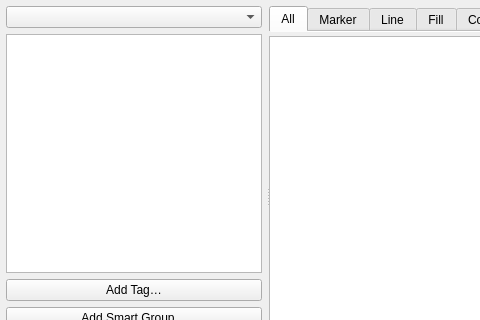
Old version of the form src/ui/qgsstylemanagerdialogbase.ui in the repository qgis/QGIS; both pictures show x 0 to 480 and y 0 to 320 of the 950 by 419 pixel window.
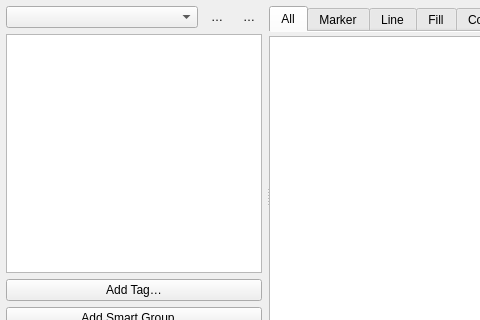
New version of the form. Icons and pictures are not drawn. Custom widgets are drawn as their Qt base class.

Commit message: Add buttons for loading and creating styles to Style Manager dialog too

What changed in the file:
```diff
--- a/src/ui/qgsstylemanagerdialogbase.ui
+++ b/src/ui/qgsstylemanagerdialogbase.ui
@@ -57,7 +57,7 @@
        <property name="bottomMargin">
         <number>0</number>
        </property>
-       <item row="2" column="0">
+       <item row="3" column="0">
         <widget class="QPushButton" name="btnAddTag">
          <property name="text">
           <string>Add Tag…</string>
@@ -67,7 +67,7 @@
          </property>
         </widget>
        </item>
-       <item row="3" column="0">
+       <item row="4" column="0">
         <widget class="QPushButton" name="btnAddSmartgroup">
          <property name="text">
           <string>Add Smart Group…</string>
@@ -77,7 +77,7 @@
          </property>
         </widget>
        </item>
-       <item row="4" column="0">
+       <item row="5" column="0">
         <widget class="QPushButton" name="btnManageGroups">
          <property name="toolTip">
           <string>Modify selected tag or smart group</string>
@@ -90,7 +90,7 @@
          </property>
         </widget>
        </item>
-       <item row="5" column="0">
+       <item row="6" column="0">
         <widget class="QPushButton" name="btnShare">
          <property name="text">
           <string>Import / Export</string>
@@ -104,7 +104,7 @@
          </property>
         </widget>
        </item>
-       <item row="1" column="0">
+       <item row="2" column="0">
         <widget class="QTreeView" name="groupTree">
          <property name="sizePolicy">
           <sizepolicy hsizetype="Preferred" vsizetype="Expanding">
@@ -123,8 +123,60 @@
          </property>
         </widget>
        </item>
-       <item row="0" column="0">
-        <widget class="QComboBox" name="mComboBoxStyleDatabase"/>
+       <item row="1" column="0">
+        <widget class="QWidget" name="mStyleDatabaseWidget" native="true">
+         <layout class="QHBoxLayout" name="horizontalLayout">
+          <property name="leftMargin">
+           <number>0</number>
+          </property>
+          <property name="topMargin">
+           <number>0</number>
+          </property>
+          <property name="rightMargin">
+           <number>0</number>
+          </property>
+          <property name="bottomMargin">
+           <number>0</number>
+          </property>
+          <item>
+           <widget class="QComboBox" name="mComboBoxStyleDatabase"/>
+          </item>
+          <item>
+           <widget class="QToolButton" name="mButtonAddStyleDatabase">
+            <property name="toolTip">
+             <string>Add existing style database to project</string>
+            </property>
+            <property name="text">
+             <string>…</string>
+            </property>
+            <property name="icon">
+             <iconset resource="../../images/images.qrc">
+              <normaloff>:/images/themes/default/symbologyAdd.svg</normaloff>:/images/themes/default/symbologyAdd.svg</iconset>
+            </property>
+            <property name="autoRaise">
+             <bool>true</bool>
+            </property>
+           </widget>
+          </item>
+          <item>
+           <widget class="QToolButton" name="mButtonNewStyleDatabase">
+            <property name="toolTip">
+             <string>Create new style database</string>
+            </property>
+            <property name="text">
+             <string>…</string>
+            </property>
+            <property name="icon">
+             <iconset resource="../../images/images.qrc">
+              <normaloff>:/images/themes/default/mActionNewPage.svg</normaloff>:/images/themes/default/mActionNewPage.svg</iconset>
+            </property>
+            <property name="autoRaise">
+             <bool>true</bool>
+            </property>
+           </widget>
+          </item>
+         </layout>
+        </widget>
        </item>
       </layout>
      </widget>
```
Left out of the diff: 2 changed lines with no effect on the pictures. The commit also changes 2 other files.
